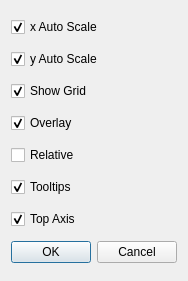
First picture: the form in swig/code/display/implement/QtPlotter/QtProfilePrefsGUI.ui, repository radio-astro/casa, before the edit.
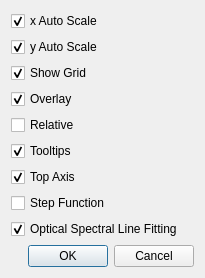
Second picture: the form after the edit.

```diff
--- a/swig/code/display/implement/QtPlotter/QtProfilePrefsGUI.ui
+++ b/swig/code/display/implement/QtPlotter/QtProfilePrefsGUI.ui
@@ -6,8 +6,8 @@
    <rect>
     <x>0</x>
     <y>0</y>
-    <width>179</width>
-    <height>281</height>
+    <width>205</width>
+    <height>251</height>
    </rect>
   </property>
   <property name="windowTitle">
@@ -81,6 +81,23 @@
      </property>
     </widget>
    </item>
+   <item>
+    <widget class="QCheckBox" name="stepFunctionCheckBox">
+     <property name="text">
+      <string>Step Function</string>
+     </property>
+    </widget>
+   </item>
+   <item>
+    <widget class="QCheckBox" name="opticalSpecFitCheckBox">
+     <property name="text">
+      <string>Optical Spectral Line Fitting</string>
+     </property>
+     <property name="checked">
+      <bool>true</bool>
+     </property>
+    </widget>
+   </item>
    <item>
     <widget class="QDialogButtonBox" name="buttonBox">
      <property name="standardButtons">
```
